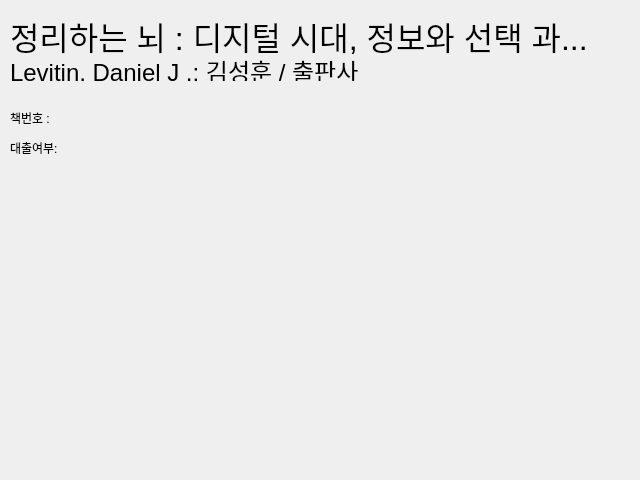
minhaeun/Database, file search_detail.ui: the form before one commit.
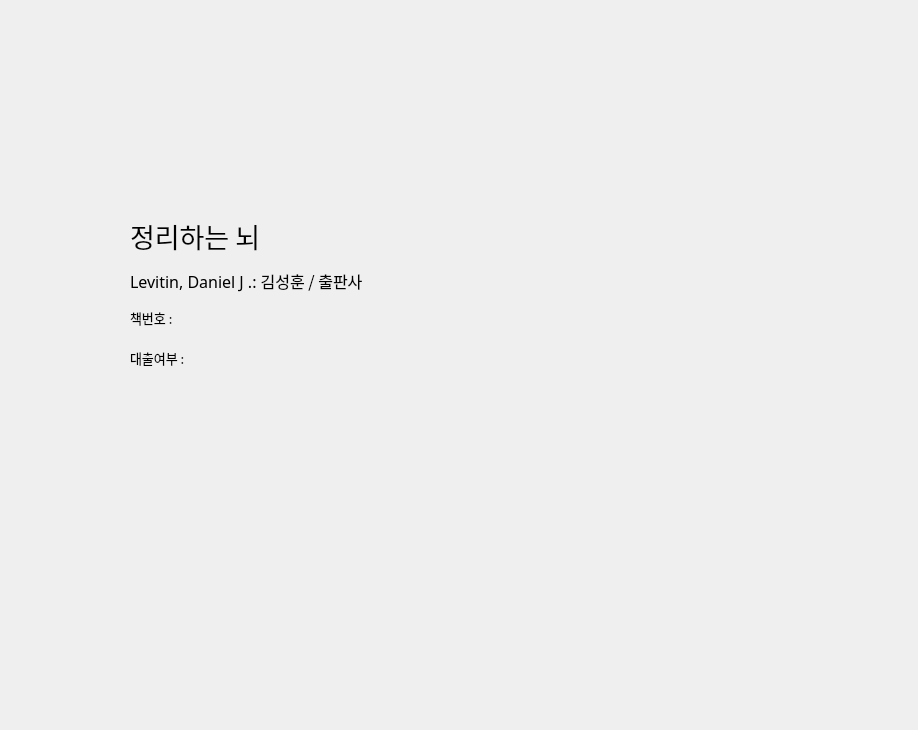
The form after the commit.

Patch:
```diff
--- a/search_detail.ui
+++ b/search_detail.ui
@@ -6,8 +6,8 @@
    <rect>
     <x>0</x>
     <y>0</y>
-    <width>640</width>
-    <height>480</height>
+    <width>918</width>
+    <height>730</height>
    </rect>
   </property>
   <property name="windowTitle">
@@ -16,33 +16,35 @@
   <widget class="QLabel" name="label">
    <property name="geometry">
     <rect>
-     <x>10</x>
-     <y>10</y>
-     <width>621</width>
+     <x>130</x>
+     <y>210</y>
+     <width>311</width>
      <height>51</height>
     </rect>
    </property>
    <property name="font">
     <font>
-     <pointsize>24</pointsize>
+     <family>나눔고딕</family>
+     <pointsize>20</pointsize>
     </font>
    </property>
    <property name="text">
-    <string>정리하는 뇌 : 디지털 시대, 정보와 선택 과...</string>
+    <string>정리하는 뇌</string>
    </property>
   </widget>
   <widget class="QLabel" name="label_2">
    <property name="geometry">
     <rect>
-     <x>10</x>
-     <y>60</y>
+     <x>130</x>
+     <y>250</y>
      <width>621</width>
-     <height>21</height>
+     <height>61</height>
     </rect>
    </property>
    <property name="font">
     <font>
-     <pointsize>18</pointsize>
+     <family>나눔고딕</family>
+     <pointsize>12</pointsize>
     </font>
    </property>
    <property name="text">
@@ -52,12 +54,18 @@
   <widget class="QLabel" name="label_3">
    <property name="geometry">
     <rect>
-     <x>10</x>
-     <y>110</y>
+     <x>130</x>
+     <y>310</y>
      <width>58</width>
      <height>16</height>
     </rect>
    </property>
+   <property name="font">
+    <font>
+     <family>나눔고딕</family>
+     <pointsize>10</pointsize>
+    </font>
+   </property>
    <property name="text">
     <string>책번호 :</string>
    </property>
@@ -65,14 +73,20 @@
   <widget class="QLabel" name="label_4">
    <property name="geometry">
     <rect>
-     <x>10</x>
-     <y>140</y>
-     <width>58</width>
+     <x>130</x>
+     <y>350</y>
+     <width>91</width>
      <height>16</height>
     </rect>
    </property>
+   <property name="font">
+    <font>
+     <family>나눔고딕</family>
+     <pointsize>10</pointsize>
+    </font>
+   </property>
    <property name="text">
-    <string>대출여부:</string>
+    <string>대출여부 :</string>
    </property>
   </widget>
  </widget>
```
